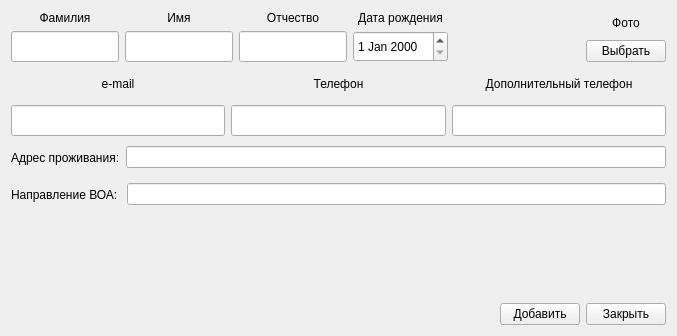
Qt form ui/new_member.ui (fixtik/Garage_base) before a commit.
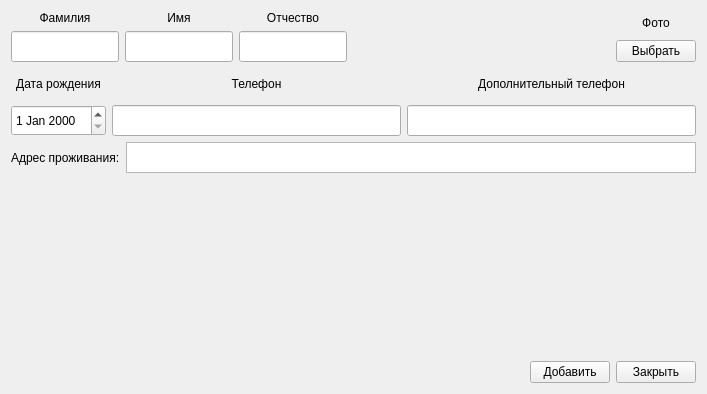
The same form after that commit.

What changed in the file:
```diff
--- a/ui/new_member.ui
+++ b/ui/new_member.ui
@@ -6,18 +6,18 @@
    <rect>
     <x>0</x>
     <y>0</y>
-    <width>677</width>
-    <height>336</height>
+    <width>707</width>
+    <height>394</height>
    </rect>
   </property>
   <property name="windowTitle">
    <string>Добавление нового члена кооператива</string>
   </property>
-  <layout class="QVBoxLayout" name="verticalLayout_4">
+  <layout class="QVBoxLayout" name="verticalLayout_2">
    <item>
-    <layout class="QHBoxLayout" name="horizontalLayout_3">
+    <layout class="QHBoxLayout" name="horizontalLayout">
      <item>
-      <layout class="QHBoxLayout" name="horizontalLayout">
+      <layout class="QHBoxLayout" name="horizontalLayout_5">
        <item>
         <layout class="QVBoxLayout" name="verticalLayout_14">
          <item>
@@ -37,7 +37,7 @@
           </widget>
          </item>
          <item>
-          <widget class="QLineEdit" name="surname_lineEdit">
+          <widget class="QLineEdit" name="surnamename_lineEdit">
            <property name="minimumSize">
             <size>
              <width>0</width>
@@ -67,7 +67,7 @@
           </widget>
          </item>
          <item>
-          <widget class="QLineEdit" name="name_lineEdit">
+          <widget class="QLineEdit" name="surname_lineEdit">
            <property name="minimumSize">
             <size>
              <width>0</width>
@@ -108,49 +108,6 @@
          </item>
         </layout>
        </item>
-       <item>
-        <layout class="QVBoxLayout" name="verticalLayout_2">
-         <item>
-          <widget class="QLabel" name="dateBirdth_label">
-           <property name="maximumSize">
-            <size>
-             <width>109</width>
-             <height>31</height>
-            </size>
-           </property>
-           <property name="text">
-            <string>Дата рождения</string>
-           </property>
-           <property name="alignment">
-            <set>Qt::AlignCenter</set>
-           </property>
-          </widget>
-         </item>
-         <item>
-          <widget class="QDateEdit" name="dateBirdth_dateEdit">
-           <property name="minimumSize">
-            <size>
-             <width>0</width>
-             <height>31</height>
-            </size>
-           </property>
-           <property name="maximumSize">
-            <size>
-             <width>109</width>
-             <height>16777215</height>
-            </size>
-           </property>
-           <property name="minimumDate">
-            <date>
-             <year>1900</year>
-             <month>1</month>
-             <day>1</day>
-            </date>
-           </property>
-          </widget>
-         </item>
-        </layout>
-       </item>
       </layout>
      </item>
      <item>
@@ -192,26 +149,17 @@
    <item>
     <layout class="QHBoxLayout" name="horizontalLayout_8">
      <item>
-      <layout class="QVBoxLayout" name="verticalLayout_18"/>
-     </item>
-     <item>
-      <layout class="QVBoxLayout" name="verticalLayout_19">
+      <layout class="QVBoxLayout" name="verticalLayout_18">
        <item>
-        <widget class="QLabel" name="email_label">
-         <property name="minimumSize">
-          <size>
-           <width>0</width>
-           <height>31</height>
-          </size>
-         </property>
+        <widget class="QLabel" name="dateBirdth_label">
          <property name="maximumSize">
           <size>
-           <width>16777215</width>
-           <height>31</height>
+           <width>109</width>
+           <height>16777215</height>
           </size>
          </property>
          <property name="text">
-          <string>e-mail</string>
+          <string>Дата рождения</string>
          </property>
          <property name="alignment">
           <set>Qt::AlignCenter</set>
@@ -219,13 +167,26 @@
         </widget>
        </item>
        <item>
-        <widget class="QLineEdit" name="email_lineEdit">
+        <widget class="QDateEdit" name="dateBirdth_dateEdit">
          <property name="minimumSize">
           <size>
            <width>0</width>
            <height>31</height>
           </size>
          </property>
+         <property name="maximumSize">
+          <size>
+           <width>109</width>
+           <height>31</height>
+          </size>
+         </property>
+         <property name="minimumDate">
+          <date>
+           <year>1900</year>
+           <month>1</month>
+           <day>1</day>
+          </date>
+         </property>
         </widget>
        </item>
       </layout>
@@ -326,14 +287,7 @@
       </widget>
      </item>
      <item>
-      <widget class="QLineEdit" name="address_lineEdit"/>
-     </item>
-    </layout>
-   </item>
-   <item>
-    <layout class="QHBoxLayout" name="horizontalLayout_10">
-     <item>
-      <widget class="QLabel" name="voa_label">
+      <widget class="QTextEdit" name="address_textEdit">
        <property name="minimumSize">
         <size>
          <width>0</width>
@@ -346,14 +300,8 @@
          <height>31</height>
         </size>
        </property>
-       <property name="text">
-        <string>Направление ВОА: </string>
-       </property>
       </widget>
      </item>
-     <item>
-      <widget class="QLineEdit" name="voa_lineEdit"/>
-     </item>
     </layout>
    </item>
    <item>
```
Left out of the diff: 4 changed lines with no effect on the pictures.
